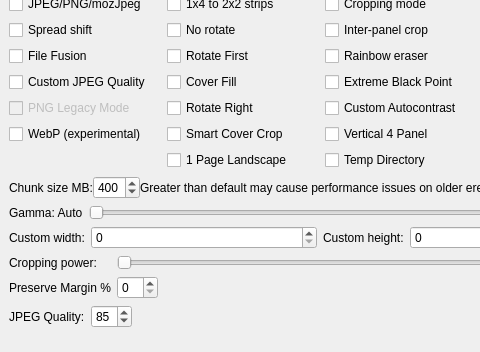
This is gui/KCC.ui in ciromattia/kcc as Qt 5 draws it before an edit; both pictures show x 0 to 480 and y 465 to 817 of the 644 by 817 pixel window. The edited form follows.
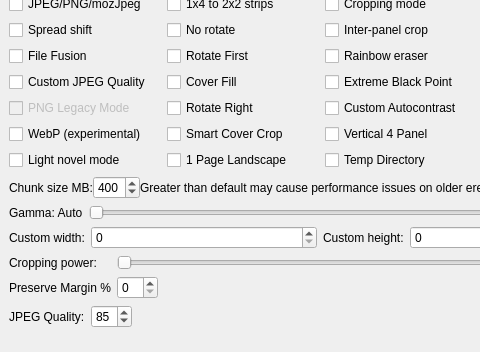
This is the edited form. Icons and pictures are not drawn.

Commit message: add a novel mode where it only resizes images

```diff
--- a/gui/KCC.ui
+++ b/gui/KCC.ui
@@ -990,6 +990,18 @@
          </property>
         </widget>
        </item>
+       <item row="10" column="0">
+        <widget class="QCheckBox" name="lightnovelBox">
+         <property name="toolTip">
+          <string>Only resize images and preserve original file structure.
+
+Ignores most options besides JPEG quality and Color Mode.</string>
+         </property>
+         <property name="text">
+          <string>Light novel mode</string>
+         </property>
+        </widget>
+       </item>
       </layout>
      </widget>
     </item>
```
The commit also changes 2 other files.
